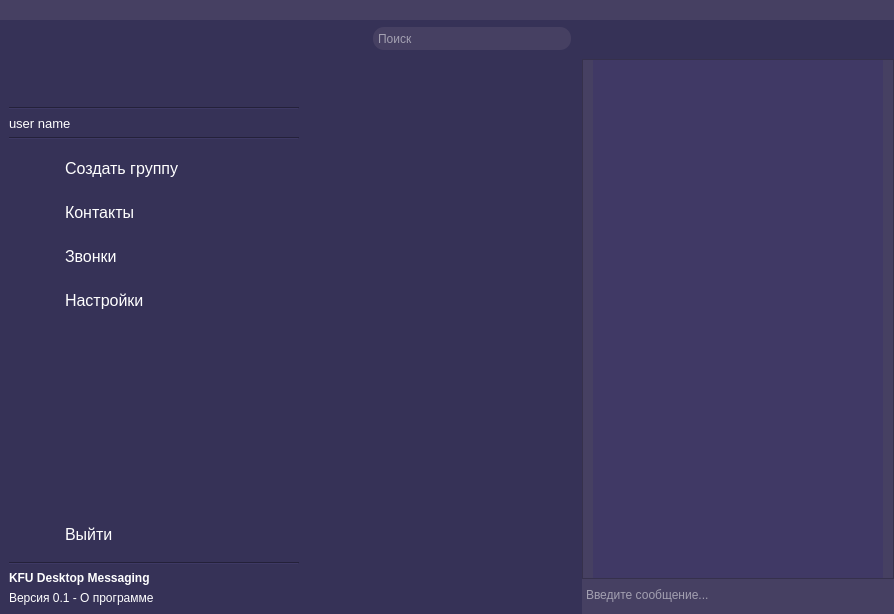
This is client/GUI/UI_MainWindow.ui in Vityshha/desktop-messenger as Qt 5 draws it before an edit. The edited form follows.
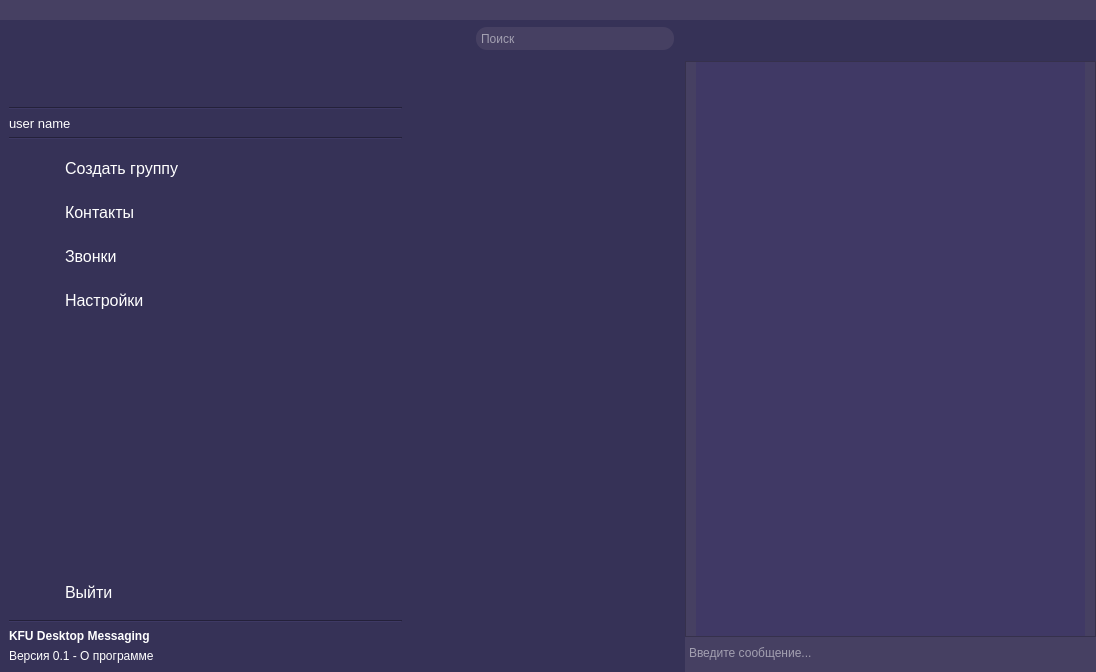
This is the edited form. Icons and pictures are not drawn. Custom widgets are drawn as their Qt base class.

```diff
--- a/client/GUI/UI_MainWindow.ui
+++ b/client/GUI/UI_MainWindow.ui
@@ -6,8 +6,8 @@
    <rect>
     <x>0</x>
     <y>0</y>
-    <width>894</width>
-    <height>614</height>
+    <width>1096</width>
+    <height>672</height>
    </rect>
   </property>
   <property name="windowTitle">
@@ -837,7 +837,7 @@
                    <string>&lt;!DOCTYPE HTML PUBLIC &quot;-//W3C//DTD HTML 4.0//EN&quot; &quot;http://www.w3.org/TR/REC-html40/strict.dtd&quot;&gt;
 &lt;html&gt;&lt;head&gt;&lt;meta name=&quot;qrichtext&quot; content=&quot;1&quot; /&gt;&lt;style type=&quot;text/css&quot;&gt;
 p, li { white-space: pre-wrap; }
-&lt;/style&gt;&lt;/head&gt;&lt;body style=&quot; font-family:'MS Shell Dlg 2'; font-size:7.8pt; font-weight:400; font-style:normal;&quot;&gt;
+&lt;/style&gt;&lt;/head&gt;&lt;body style=&quot; font-family:'MS Shell Dlg 2'; font-size:8.25pt; font-weight:400; font-style:normal;&quot;&gt;
 &lt;p style=&quot;-qt-paragraph-type:empty; margin-top:0px; margin-bottom:0px; margin-left:0px; margin-right:0px; -qt-block-indent:0; text-indent:0px; font-family:'Segoe UI'; font-size:9pt;&quot;&gt;&lt;br /&gt;&lt;/p&gt;&lt;/body&gt;&lt;/html&gt;</string>
                   </property>
                   <property name="overwriteMode">
@@ -917,13 +917,16 @@
                </property>
                <layout class="QVBoxLayout" name="verticalLayout_5">
                 <property name="spacing">
-                 <number>0</number>
+                 <number>3</number>
+                </property>
+                <property name="topMargin">
+                 <number>5</number>
                 </property>
                 <property name="rightMargin">
                  <number>0</number>
                 </property>
                 <property name="bottomMargin">
-                 <number>16</number>
+                 <number>5</number>
                 </property>
                 <item>
                  <widget class="QLabel" name="user_label">
@@ -933,6 +936,12 @@
                     <verstretch>0</verstretch>
                    </sizepolicy>
                   </property>
+                  <property name="font">
+                   <font>
+                    <weight>75</weight>
+                    <bold>true</bold>
+                   </font>
+                  </property>
                   <property name="styleSheet">
                    <string notr="true">color: rgb(255, 255, 255);</string>
                   </property>
@@ -944,6 +953,32 @@
                   </property>
                  </widget>
                 </item>
+                <item>
+                 <widget class="QLabel" name="user_status">
+                  <property name="sizePolicy">
+                   <sizepolicy hsizetype="Preferred" vsizetype="Preferred">
+                    <horstretch>0</horstretch>
+                    <verstretch>0</verstretch>
+                   </sizepolicy>
+                  </property>
+                  <property name="font">
+                   <font>
+                    <weight>50</weight>
+                    <bold>false</bold>
+                   </font>
+                  </property>
+                  <property name="styleSheet">
+                   <string notr="true">color: rgb(95, 85, 100);
+</string>
+                  </property>
+                  <property name="text">
+                   <string/>
+                  </property>
+                  <property name="alignment">
+                   <set>Qt::AlignLeading|Qt::AlignLeft|Qt::AlignVCenter</set>
+                  </property>
+                 </widget>
+                </item>
                </layout>
               </widget>
              </item>
@@ -1024,8 +1059,8 @@
                      <rect>
                       <x>0</x>
                       <y>0</y>
-                      <width>318</width>
-                      <height>502</height>
+                      <width>409</width>
+                      <height>576</height>
                      </rect>
                     </property>
                     <layout class="QHBoxLayout" name="horizontalLayout_5">
@@ -1169,7 +1204,7 @@
                    <string>&lt;!DOCTYPE HTML PUBLIC &quot;-//W3C//DTD HTML 4.0//EN&quot; &quot;http://www.w3.org/TR/REC-html40/strict.dtd&quot;&gt;
 &lt;html&gt;&lt;head&gt;&lt;meta name=&quot;qrichtext&quot; content=&quot;1&quot; /&gt;&lt;style type=&quot;text/css&quot;&gt;
 p, li { white-space: pre-wrap; }
-&lt;/style&gt;&lt;/head&gt;&lt;body style=&quot; font-family:'MS Shell Dlg 2'; font-size:7.8pt; font-weight:400; font-style:normal;&quot;&gt;
+&lt;/style&gt;&lt;/head&gt;&lt;body style=&quot; font-family:'MS Shell Dlg 2'; font-size:8.25pt; font-weight:400; font-style:normal;&quot;&gt;
 &lt;p style=&quot;-qt-paragraph-type:empty; margin-top:0px; margin-bottom:0px; margin-left:0px; margin-right:0px; -qt-block-indent:0; text-indent:0px; font-family:'Segoe UI'; font-size:9pt;&quot;&gt;&lt;br /&gt;&lt;/p&gt;&lt;/body&gt;&lt;/html&gt;</string>
                   </property>
                   <property name="acceptRichText">
```
